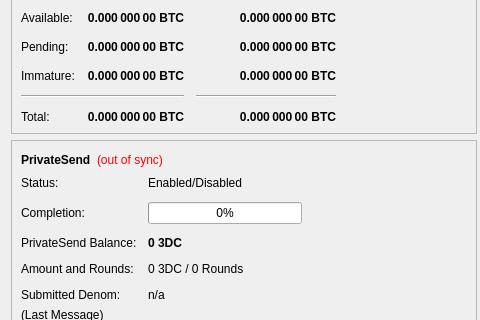
Before: the Qt Designer form src/qt/forms/overviewpage.ui in vitruvedz/3dcoin, drawn with Qt 5; both pictures show x 0 to 480 and y 82 to 402 of the 960 by 585 pixel window.
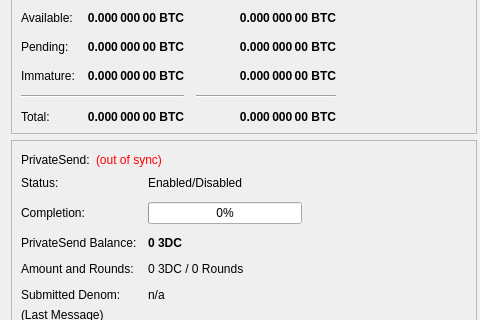
After: the same form once the commit is applied.

Patch:
```diff
--- a/src/qt/forms/overviewpage.ui
+++ b/src/qt/forms/overviewpage.ui
@@ -409,13 +409,11 @@
             <item>
              <widget class="QLabel" name="labelPrivateSendHeader">
               <property name="font">
-               <font>
-                <weight>75</weight>
-                <bold>true</bold>
+               <font>                
                </font>
               </property>
               <property name="text">
-               <string>PrivateSend</string>
+               <string>PrivateSend:</string>
               </property>
              </widget>
             </item>
@@ -711,7 +709,7 @@
           <item>
            <widget class="QListView" name="listTransactions">
             <property name="styleSheet">
-             <string notr="true">QListView { background: transparent; }</string>
+             <string notr="true">QListView</string>
             </property>
             <property name="frameShape">
              <enum>QFrame::NoFrame</enum>
```
